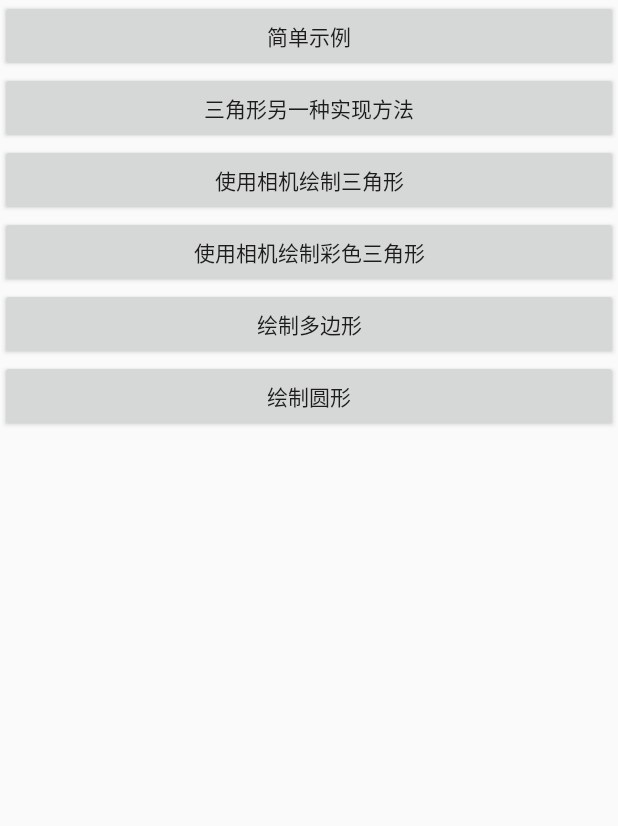
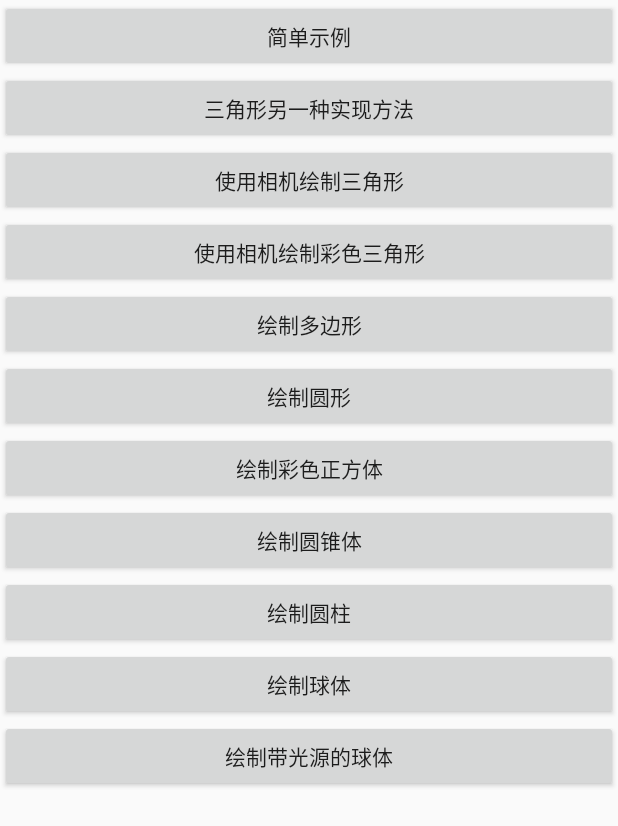
Before and after one commit to niupuyue/android-media-demo, an Android app: the screen it shows after launch (MainActivity), on a phone screen of 412 x 824 dp. Shown: the top 826 px of the screen. Run offline under Robolectric (Android 15) with nearby library versions, the phone set to English and light mode, and no system bars.

Commit message:
置顶下一步计划，绘制立体图形

```diff
--- a/06-android-media-opengl/app/src/main/java/com/paulniu/media_opengl/MainActivity.java
+++ b/06-android-media-opengl/app/src/main/java/com/paulniu/media_opengl/MainActivity.java
@@ -22,6 +22,11 @@ public class MainActivity extends AppCompatActivity {
     private Button btn_04;
     private Button btn_05;
     private Button btn_06;
+    private Button btn_07;
+    private Button btn_08;
+    private Button btn_09;
+    private Button btn_10;
+    private Button btn_11;
 
     @Override
     protected void onCreate(Bundle savedInstanceState) {
@@ -81,5 +86,45 @@ public class MainActivity extends AppCompatActivity {
                 startActivity(intent);
             }
         });
+
+        btn_07 = findViewById(R.id.btn_07);
+        btn_07.setOnClickListener(new View.OnClickListener() {
+            @Override
+            public void onClick(View view) {
+//                Intent intent = new Intent(MainActivity.this,)
+            }
+        });
+
+        btn_08 = findViewById(R.id.btn_08);
+        btn_08.setOnClickListener(new View.OnClickListener() {
+            @Override
+            public void onClick(View view) {
+
+            }
+        });
+
+        btn_09 = findViewById(R.id.btn_09);
+        btn_09.setOnClickListener(new View.OnClickListener() {
+            @Override
+            public void onClick(View view) {
+
+            }
+        });
+
+        btn_10 = findViewById(R.id.btn_10);
+        btn_10.setOnClickListener(new View.OnClickListener() {
+            @Override
+            public void onClick(View view) {
+
+            }
+        });
+
+        btn_11 = findViewById(R.id.btn_11);
+        btn_11.setOnClickListener(new View.OnClickListener() {
+            @Override
+            public void onClick(View view) {
+
+            }
+        });
     }
 }
--- /dev/null
+++ b/06-android-media-opengl/app/src/main/java/com/paulniu/media_opengl/demo07/MyOpenGLCubeActivity.java
@@ -0,0 +1,13 @@
+package com.paulniu.media_opengl.demo07;
+
+import androidx.appcompat.app.AppCompatActivity;
+
+/**
+ * Coder: niupuyue
+ * Date: 2019/8/30
+ * Time: 10:12
+ * Desc:
+ * Version:
+ */
+public class MyOpenGLCubeActivity extends AppCompatActivity {
+}
--- /dev/null
+++ b/06-android-media-opengl/app/src/main/java/com/paulniu/media_opengl/demo08/MyOpenGLConeActivity.java
@@ -0,0 +1,13 @@
+package com.paulniu.media_opengl.demo08;
+
+import androidx.appcompat.app.AppCompatActivity;
+
+/**
+ * Coder: niupuyue
+ * Date: 2019/8/30
+ * Time: 10:12
+ * Desc:
+ * Version:
+ */
+public class MyOpenGLConeActivity extends AppCompatActivity {
+}
--- /dev/null
+++ b/06-android-media-opengl/app/src/main/java/com/paulniu/media_opengl/demo09/MyOpenGLCylinderActivity.java
@@ -0,0 +1,13 @@
+package com.paulniu.media_opengl.demo09;
+
+import androidx.appcompat.app.AppCompatActivity;
+
+/**
+ * Coder: niupuyue
+ * Date: 2019/8/30
+ * Time: 10:13
+ * Desc:
+ * Version:
+ */
+public class MyOpenGLCylinderActivity extends AppCompatActivity {
+}
--- /dev/null
+++ b/06-android-media-opengl/app/src/main/java/com/paulniu/media_opengl/demo10/MyOpenGLSphereActivity.java
@@ -0,0 +1,13 @@
+package com.paulniu.media_opengl.demo10;
+
+import androidx.appcompat.app.AppCompatActivity;
+
+/**
+ * Coder: niupuyue
+ * Date: 2019/8/30
+ * Time: 10:13
+ * Desc:
+ * Version:
+ */
+public class MyOpenGLSphereActivity extends AppCompatActivity {
+}
--- /dev/null
+++ b/06-android-media-opengl/app/src/main/java/com/paulniu/media_opengl/demo11/MyOpenGLSphere2Activity.java
@@ -0,0 +1,13 @@
+package com.paulniu.media_opengl.demo11;
+
+import androidx.appcompat.app.AppCompatActivity;
+
+/**
+ * Coder: niupuyue
+ * Date: 2019/8/30
+ * Time: 10:14
+ * Desc:
+ * Version:
+ */
+public class MyOpenGLSphere2Activity extends AppCompatActivity {
+}
--- a/06-android-media-opengl/app/src/main/res/layout/activity_main.xml
+++ b/06-android-media-opengl/app/src/main/res/layout/activity_main.xml
@@ -42,4 +42,34 @@
         android:layout_height="wrap_content"
         android:text="绘制圆形" />
 
+    <Button
+        android:id="@+id/btn_07"
+        android:layout_width="match_parent"
+        android:layout_height="wrap_content"
+        android:text="绘制彩色正方体" />
+
+    <Button
+        android:id="@+id/btn_08"
+        android:layout_width="match_parent"
+        android:layout_height="wrap_content"
+        android:text="绘制圆锥体" />
+
+    <Button
+        android:id="@+id/btn_09"
+        android:layout_width="match_parent"
+        android:layout_height="wrap_content"
+        android:text="绘制圆柱" />
+
+    <Button
+        android:id="@+id/btn_10"
+        android:layout_width="match_parent"
+        android:layout_height="wrap_content"
+        android:text="绘制球体" />
+
+    <Button
+        android:id="@+id/btn_11"
+        android:layout_width="match_parent"
+        android:layout_height="wrap_content"
+        android:text="绘制带光源的球体" />
+
 </LinearLayout>
```
